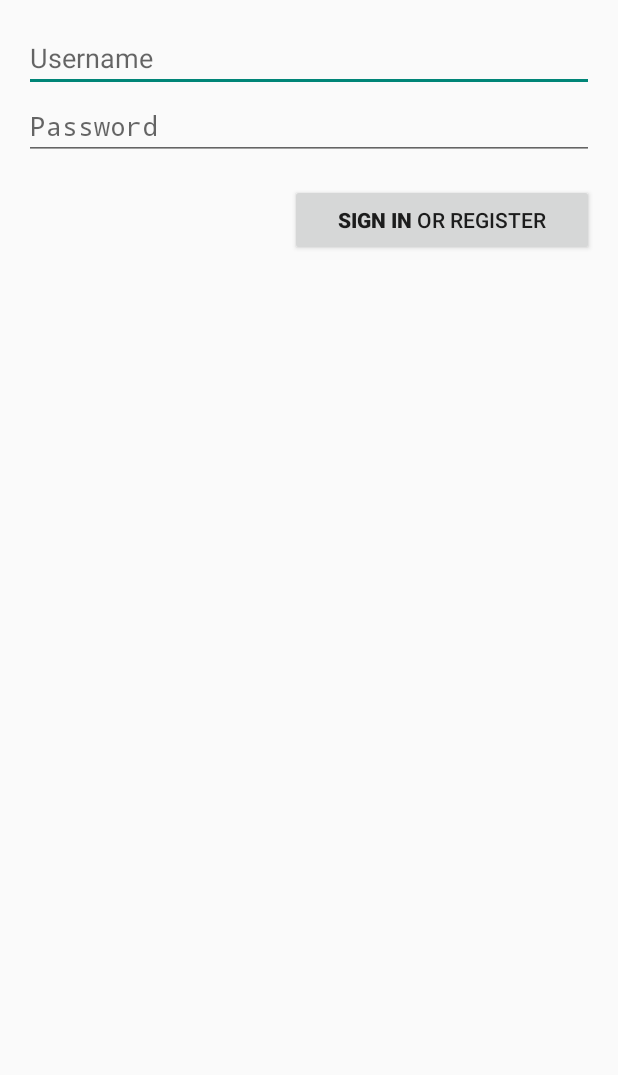
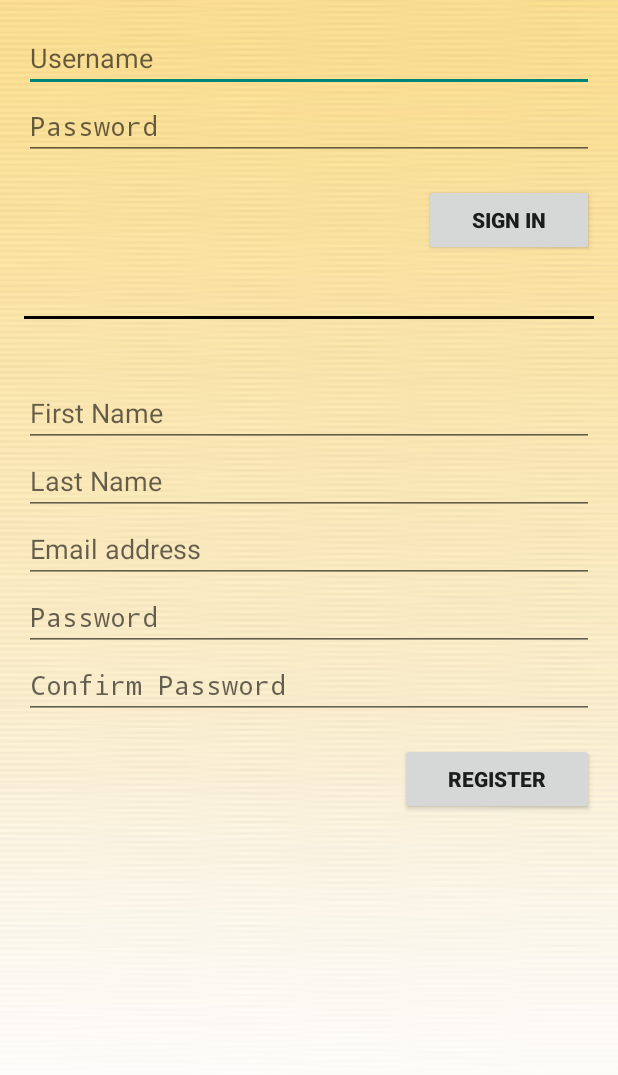
Before and after one commit to smullins91/nku-parking-mobile, an Android app: the screen it shows after launch (LoginActivity), on a phone screen of 412 x 824 dp. Shown: the top 1075 px of the screen. Run offline under Robolectric (Android 15) with nearby library versions, the phone set to English and light mode, and no system bars; libraries missing offline, so code that uses them is left out: com.loopj.android, com.nhaarman.listviewanimations, it.gmariotti.cardslib; 15 statements that could not run were skipped.

```diff
--- a/AndroidApp/app/src/main/java/com/capstoneproject/app/ParkingNavigationFragment.java
+++ b/AndroidApp/app/src/main/java/com/capstoneproject/app/ParkingNavigationFragment.java
@@ -3,6 +3,7 @@ package com.capstoneproject.app;
 
 import android.app.AlertDialog;
 import android.content.DialogInterface;
+import android.content.Intent;
 import android.os.Bundle;
 import android.support.v4.app.Fragment;
 import android.view.LayoutInflater;
@@ -90,10 +91,11 @@ public class ParkingNavigationFragment extends Fragment {
                 break;
 
             case R.id.DirectionToLot:
-                Toast.makeText(getActivity(), "Item 2 has been selected", Toast.LENGTH_SHORT).show();
+                Toast.makeText(getActivity(), "Direction to lot has been selected", Toast.LENGTH_SHORT).show();
                 break;
             case R.id.ReserveASpot:
-                Toast.makeText(getActivity(), "Item 3 has been selected", Toast.LENGTH_SHORT).show();
+                Intent intent = new Intent(getActivity(), ParkingSpaces.class);
+                startActivity(intent);
                 break;
             default:
                 break;
--- a/AndroidApp/app/src/main/res/layout/activity_login.xml
+++ b/AndroidApp/app/src/main/res/layout/activity_login.xml
@@ -10,6 +10,7 @@
         android:layout_gravity="center"
         android:gravity="center_horizontal"
         android:orientation="vertical">
+
         <ProgressBar style="?android:attr/progressBarStyleLarge"
             android:layout_width="wrap_content"
             android:layout_height="wrap_content"
@@ -28,7 +29,8 @@
     <ScrollView
         android:id="@+id/login_form"
         android:layout_width="match_parent"
-        android:layout_height="match_parent">
+        android:layout_height="match_parent"
+        android:background="@drawable/background">
 
         <LinearLayout style="@style/LoginFormContainer"
             android:orientation="vertical">
@@ -58,12 +60,74 @@
                 android:layout_width="wrap_content"
                 android:layout_height="wrap_content"
                 android:layout_marginTop="16dp"
-                android:text="@string/action_sign_in_register"
+                android:text="@string/action_sign_in"
                 android:paddingLeft="32dp"
                 android:paddingRight="32dp"
-                android:layout_gravity="right" />
+                android:layout_gravity="right"/>
 
+            <View
+                android:layout_width="fill_parent"
+                android:background="#000000"
+                android:layout_height="2dip"
+                android:layout_marginTop="60px"
+                android:layout_marginBottom="60px"/>
+
+            <EditText
+                android:id="@+id/register_first_name"
+                android:singleLine="true"
+                android:maxLines="1"
+                android:layout_width="match_parent"
+                android:layout_height="wrap_content"
+                android:inputType="text"
+                android:hint="First Name" />
+
+            <EditText
+                android:id="@+id/register_last_name"
+                android:singleLine="true"
+                android:maxLines="1"
+                android:layout_width="match_parent"
+                android:layout_height="wrap_content"
+                android:inputType="text"
+                android:hint="Last Name" />
+
+            <EditText
+                android:id="@+id/register_email"
+                android:singleLine="true"
+                android:maxLines="1"
+                android:layout_width="match_parent"
+                android:layout_height="wrap_content"
+                android:inputType="textEmailAddress"
+                android:hint="@string/register_email_address" />
+
+            <EditText
+                android:id="@+id/register_password"
+                android:singleLine="true"
+                android:maxLines="1"
+                android:layout_width="match_parent"
+                android:layout_height="wrap_content"
+                android:hint="@string/prompt_password"
+                android:inputType="textPassword"/>
+
+            <EditText
+                android:id="@+id/register_confirm_password"
+                android:singleLine="true"
+                android:maxLines="1"
+                android:layout_width="match_parent"
+                android:layout_height="wrap_content"
+                android:hint="@string/prompt_confirm_password"
+                android:inputType="textPassword"/>
+
+            <Button android:id="@+id/register_button"
+                android:layout_width="wrap_content"
+                android:layout_height="wrap_content"
+                android:layout_marginTop="16dp"
+                android:text="@string/action_register"
+                android:paddingLeft="32dp"
+                android:paddingRight="32dp"
+                android:layout_gravity="right"/>
         </LinearLayout>
 
     </ScrollView>
+
+
 </merge>
--- a/AndroidApp/app/src/main/res/layout/activity_main.xml
+++ b/AndroidApp/app/src/main/res/layout/activity_main.xml
@@ -1,7 +1,8 @@
 <android.support.v4.view.ViewPager xmlns:android="http://schemas.android.com/apk/res/android"
     android:id="@+id/pager"
     android:layout_width="match_parent"
-    android:layout_height="match_parent">
+    android:layout_height="match_parent"
+    android:background="@drawable/background">
 </android.support.v4.view.ViewPager>
 
 
--- a/AndroidApp/app/src/main/res/layout/fragment_lots.xml
+++ b/AndroidApp/app/src/main/res/layout/fragment_lots.xml
@@ -2,7 +2,8 @@
 
 <LinearLayout xmlns:android="http://schemas.android.com/apk/res/android"
     android:orientation="vertical" android:layout_width="match_parent"
-    android:layout_height="match_parent">
+    android:layout_height="match_parent"
+    android:background="@drawable/background">
 
     <it.gmariotti.cardslib.library.view.CardListView xmlns:android="http://schemas.android.com/apk/res/android"
         android:layout_width="wrap_content"
--- a/AndroidApp/app/src/main/res/values/strings.xml
+++ b/AndroidApp/app/src/main/res/values/strings.xml
@@ -8,6 +8,8 @@
     <string name="map_view">Map View</string>
     <string name="navigation_options">Navigate Parking Lot</string>
 
+    <string name="parking_spaces_view">Parking Spaces View</string>
+
     <string-array name="navigation_items">
         <item>Search for a parking lot</item>
         <item>Get Directions</item>
--- a/AndroidApp/app/src/main/res/values/strings_activity_login.xml
+++ b/AndroidApp/app/src/main/res/values/strings_activity_login.xml
@@ -3,9 +3,13 @@
 
     <!-- Strings related to login -->
     <string name="prompt_email">Username</string>
+
+    <string name="register_email_address">Email address</string>
     <string name="prompt_password">Password</string>
+    <string name="prompt_confirm_password">Confirm Password</string>
 
-    <string name="action_sign_in_register"><b>Sign in</b> or register</string>
+    <string name="action_sign_in"><b>Sign in</b></string>
+    <string name="action_register"><b>Register</b></string>
     <string name="action_sign_in_short">Sign in</string>
 
     <string name="action_forgot_password">Recover lost password</string>
```
Also changed, not shown: AndroidApp/app/src/main/AndroidManifest.xml (+7 -0 lines), AndroidApp/app/src/main/java/com/capstoneproject/app/ParkingSpaces.java (added, +76 -0 lines), AndroidApp/app/src/main/res/layout/parking_spaces_main.xml (added, +10 -0 lines), AndroidApp/app/src/main/res/drawable/background.jpg (added).
